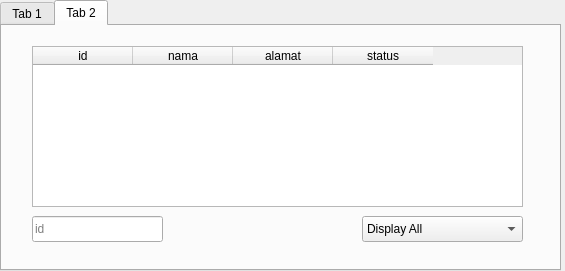
First picture: the form in ui/main_window.ui, repository selesdepselesnul/pyqt_crud, before the edit.
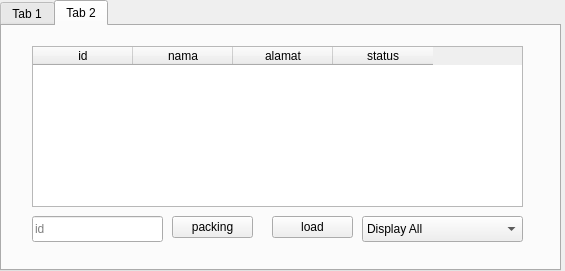
Second picture: the form after the edit.

Commit message: implement packing and loading lll file

```diff
--- a/ui/main_window.ui
+++ b/ui/main_window.ui
@@ -161,6 +161,32 @@
       </property>
      </item>
     </widget>
+    <widget class="QPushButton" name="loading_students_button">
+     <property name="geometry">
+      <rect>
+       <x>270</x>
+       <y>190</y>
+       <width>81</width>
+       <height>22</height>
+      </rect>
+     </property>
+     <property name="text">
+      <string>load</string>
+     </property>
+    </widget>
+    <widget class="QPushButton" name="packing_students_button">
+     <property name="geometry">
+      <rect>
+       <x>170</x>
+       <y>190</y>
+       <width>81</width>
+       <height>22</height>
+      </rect>
+     </property>
+     <property name="text">
+      <string>packing</string>
+     </property>
+    </widget>
    </widget>
   </widget>
  </widget>
```
Left out of the diff: 2 changed lines with no effect on the pictures. The commit also changes 8 other files.
